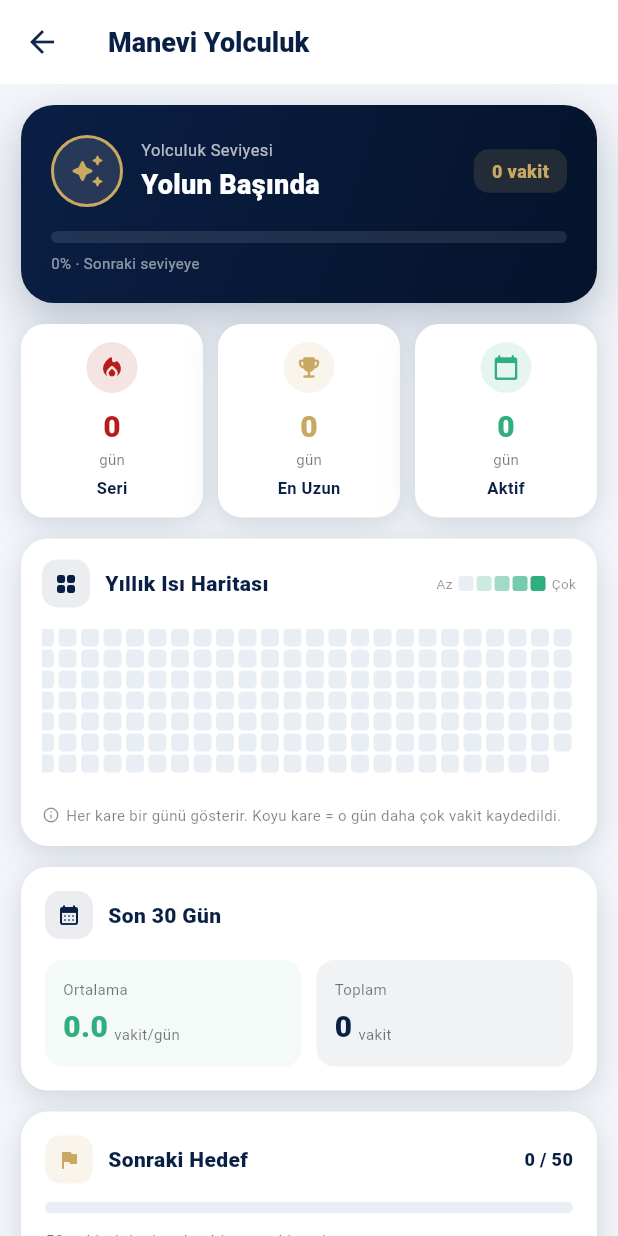
After one commit to oa6302/Ezan-Vakti-Ku-anmak, a Flutter app: the _SettingsHub screen opened directly, after a tap on "Manevi Yolculuk", on a phone screen of 412 x 824 dp. The commit adds this screen. Run offline on Flutter 3.47's test engine with Material 3 defaults, Android fonts, the phone set to English and light mode, and no system bars; our stand-ins replace flutter_compass, flutter_local_notifications, flutter_timezone, geolocator, shared_preferences, speech_to_text and 1 more; missing offline and left inert: adhan_dart; accounts and stored records are empty.

Commit message:
feat(journey): Manevi Yolculuk Haritasi (Ozellik 1)
- prayer_tracker: getLastNDays, getTotalCompleted, getTotalActiveDays,
  getCurrentStreak, getLongestStreak, getMonthHeatmap
- YearHeatmap: GitHub tarzi 365 gunluk isi haritasi (yesil gradient)
- JourneyPage: seviye hero + 3 stat + heatmap + aylik ozet + hedef
- main.dart: Daha Fazla -> Manevi Yolculuk tile
- home_page.dart: QuickGrid Yolculuk case
- Derin golge (AppShadows.deep/medium) tum kartlarda

```diff
--- a/lib/features/home/home_page.dart
+++ b/lib/features/home/home_page.dart
@@ -11,6 +11,7 @@ import 'package:nur_pusulasi/features/qibla/qibla_page.dart';
 import 'package:nur_pusulasi/features/tesbih/tesbih_page.dart';
 import 'package:nur_pusulasi/features/learn/pages/learn_page.dart';
 import 'package:nur_pusulasi/features/quran/pages/quran_page.dart';
+import 'package:nur_pusulasi/features/journey/pages/journey_page.dart';
 
 class HomePage extends StatelessWidget {
   const HomePage({super.key});
@@ -29,6 +30,9 @@ class HomePage extends StatelessWidget {
         break;
       case 'Kütüphane':
         page = const QuranPage();
+        break;
+      case 'Yolculuk':
+        page = const JourneyPage();
         break;
     }
     if (page != null) {
--- /dev/null
+++ b/lib/features/journey/pages/journey_page.dart
@@ -0,0 +1,392 @@
+import 'package:flutter/material.dart';
+import 'package:nur_pusulasi/app/shadows.dart';
+import '../../prayer/data/prayer_tracker.dart';
+import '../widgets/year_heatmap.dart';
+
+const _navy = Color(0xFF0A1F44);
+const _navyDeep = Color(0xFF05132B);
+const _red = Color(0xFFB71C1C);
+const _gold = Color(0xFFC9A961);
+const _green = Color(0xFF2FAE7F);
+
+class JourneyPage extends StatefulWidget {
+  const JourneyPage({super.key});
+  @override
+  State<JourneyPage> createState() => _JourneyPageState();
+}
+
+class _JourneyPageState extends State<JourneyPage> {
+  final _tracker = PrayerTracker();
+  List<int> _daily = [];
+  int _total = 0;
+  int _activeDays = 0;
+  int _streak = 0;
+  int _longest = 0;
+  bool _loading = true;
+
+  @override
+  void initState() {
+    super.initState();
+    _load();
+  }
+
+  Future<void> _load() async {
+    setState(() => _loading = true);
+    final daily = await _tracker.getLastNDays(365);
+    final total = await _tracker.getTotalCompleted();
+    final active = await _tracker.getTotalActiveDays();
+    final streak = await _tracker.getCurrentStreak();
+    final longest = await _tracker.getLongestStreak();
+    if (!mounted) return;
+    setState(() {
+      _daily = daily;
+      _total = total;
+      _activeDays = active;
+      _streak = streak;
+      _longest = longest;
+      _loading = false;
+    });
+  }
+
+  @override
+  Widget build(BuildContext context) {
+    return Scaffold(
+      backgroundColor: const Color(0xFFF3F6FA),
+      appBar: AppBar(
+        title: const Text('Manevi Yolculuk',
+            style: TextStyle(
+                color: _navy, fontSize: 18, fontWeight: FontWeight.w900)),
+      ),
+      body: _loading
+          ? const Center(child: CircularProgressIndicator())
+          : ListView(
+              padding: const EdgeInsets.all(14),
+              children: [
+                _heroCard(),
+                const SizedBox(height: 14),
+                _statsRow(),
+                const SizedBox(height: 14),
+                YearHeatmap(daily: _daily),
+                const SizedBox(height: 14),
+                _monthCard(),
+                const SizedBox(height: 14),
+                _milestoneCard(),
+                const SizedBox(height: 20),
+              ],
+            ),
+    );
+  }
+
+  Widget _heroCard() {
+    final level = _levelName(_total);
+    final progress = _levelProgress(_total);
+    return Container(
+      padding: const EdgeInsets.all(20),
+      decoration: BoxDecoration(
+        gradient: const LinearGradient(
+          colors: [_navy, _navyDeep],
+          begin: Alignment.topLeft,
+          end: Alignment.bottomRight,
+        ),
+        borderRadius: BorderRadius.circular(22),
+        boxShadow: AppShadows.deep(),
+      ),
+      child: Column(
+        crossAxisAlignment: CrossAxisAlignment.start,
+        children: [
+          Row(
+            children: [
+              Container(
+                width: 48, height: 48,
+                decoration: BoxDecoration(
+                  color: Colors.white.withValues(alpha: 0.12),
+                  shape: BoxShape.circle,
+                  border: Border.all(color: _gold, width: 2),
+                ),
+                child: const Icon(Icons.auto_awesome_rounded,
+                    color: _gold, size: 24),
+              ),
+              const SizedBox(width: 12),
+              Expanded(
+                child: Column(
+                  crossAxisAlignment: CrossAxisAlignment.start,
+                  children: [
+                    const Text('Yolculuk Seviyesi',
+                        style: TextStyle(
+                            color: Colors.white70, fontSize: 11)),
+                    const SizedBox(height: 2),
+                    Text(level,
+                        style: const TextStyle(
+                            color: Colors.white,
+                            fontSize: 18,
+                            fontWeight: FontWeight.w900)),
+                  ],
+                ),
+              ),
+              Container(
+                padding: const EdgeInsets.symmetric(
+                    horizontal: 12, vertical: 6),
+                decoration: BoxDecoration(
+                  color: _gold.withValues(alpha: 0.15),
+                  borderRadius: BorderRadius.circular(10),
+                ),
+                child: Text('$_total vakit',
+                    style: const TextStyle(
+                        color: _gold,
+                        fontSize: 12,
+                        fontWeight: FontWeight.w800)),
+              ),
+            ],
+          ),
+          const SizedBox(height: 16),
+          ClipRRect(
+            borderRadius: BorderRadius.circular(6),
+            child: LinearProgressIndicator(
+              value: progress,
+              minHeight: 8,
+              backgroundColor: Colors.white.withValues(alpha: 0.1),
+              valueColor: const AlwaysStoppedAnimation<Color>(_gold),
+            ),
+          ),
+          const SizedBox(height: 6),
+          Text('${(progress * 100).round()}% · Sonraki seviyeye',
+              style: const TextStyle(color: Colors.white54, fontSize: 10)),
+        ],
+      ),
+    );
+  }
+
+  Widget _statsRow() {
+    return Row(
+      children: [
+        Expanded(
+          child: _statBox('Seri', '$_streak', 'gün',
+              Icons.local_fire_department_rounded, _red),
+        ),
+        const SizedBox(width: 10),
+        Expanded(
+          child: _statBox('En Uzun', '$_longest', 'gün',
+              Icons.emoji_events_rounded, _gold),
+        ),
+        const SizedBox(width: 10),
+        Expanded(
+          child: _statBox('Aktif', '$_activeDays', 'gün',
+              Icons.calendar_today_rounded, _green),
+        ),
+      ],
+    );
+  }
+
+  Widget _statBox(String label, String value, String unit,
+      IconData icon, Color color) {
+    return Container(
+      padding: const EdgeInsets.all(12),
+      decoration: BoxDecoration(
+        color: Colors.white,
+        borderRadius: BorderRadius.circular(16),
+        boxShadow: AppShadows.medium(),
+      ),
+      child: Column(
+        children: [
+          Container(
+            padding: const EdgeInsets.all(8),
+            decoration: BoxDecoration(
+              color: color.withValues(alpha: 0.12),
+              shape: BoxShape.circle,
+            ),
+            child: Icon(icon, color: color, size: 18),
+          ),
+          const SizedBox(height: 8),
+          Text(value,
+              style: TextStyle(
+                  color: color,
+                  fontSize: 20,
+                  fontWeight: FontWeight.w900)),
+          Text(unit,
+              style: const TextStyle(color: Colors.black54, fontSize: 10)),
+          const SizedBox(height: 4),
+          Text(label,
+              style: const TextStyle(
+                  color: _navy,
+                  fontSize: 11,
+                  fontWeight: FontWeight.w700)),
+        ],
+      ),
+    );
+  }
+
+  Widget _monthCard() {
+    // Son 30 günün ortalaması
+    final last30 = _daily.length >= 30
+        ? _daily.sublist(_daily.length - 30)
+        : _daily;
+    final totalLast30 = last30.fold(0, (a, b) => a + b);
+    final avg = last30.isEmpty ? 0.0 : totalLast30 / last30.length;
+
+    return Container(
+      padding: const EdgeInsets.all(16),
+      decoration: BoxDecoration(
+        color: Colors.white,
+        borderRadius: BorderRadius.circular(18),
+        boxShadow: AppShadows.medium(),
+      ),
+      child: Column(
+        crossAxisAlignment: CrossAxisAlignment.start,
+        children: [
+          Row(
+            children: [
+              Container(
+                padding: const EdgeInsets.all(8),
+                decoration: BoxDecoration(
+                  color: _navy.withValues(alpha: 0.08),
+                  borderRadius: BorderRadius.circular(10),
+                ),
+                child: const Icon(Icons.calendar_month_rounded,
+                    color: _navy, size: 16),
+              ),
+              const SizedBox(width: 10),
+              const Text('Son 30 Gün',
+                  style: TextStyle(
+                      color: _navy,
+                      fontSize: 14,
+                      fontWeight: FontWeight.w900)),
+            ],
+          ),
+          const SizedBox(height: 14),
+          Row(
+            children: [
+              Expanded(
+                child: _miniStat('Ortalama',
+                    avg.toStringAsFixed(1), 'vakit/gün', _green),
+              ),
+              const SizedBox(width: 10),
+              Expanded(
+                child: _miniStat('Toplam', '$totalLast30',
+                    'vakit', _navy),
+              ),
+            ],
+          ),
+        ],
+      ),
+    );
+  }
+
+  Widget _miniStat(String label, String value, String unit, Color color) {
+    return Container(
+      padding: const EdgeInsets.all(12),
+      decoration: BoxDecoration(
+        color: color.withValues(alpha: 0.06),
+        borderRadius: BorderRadius.circular(12),
+      ),
+      child: Column(
+        crossAxisAlignment: CrossAxisAlignment.start,
+        children: [
+          Text(label,
+              style: const TextStyle(color: Colors.black54, fontSize: 10)),
+          const SizedBox(height: 4),
+          Row(
+            crossAxisAlignment: CrossAxisAlignment.end,
+            children: [
+              Text(value,
+                  style: TextStyle(
+                      color: color,
+                      fontSize: 20,
+                      fontWeight: FontWeight.w900)),
+              const SizedBox(width: 4),
+              Padding(
+                padding: const EdgeInsets.only(bottom: 3),
+                child: Text(unit,
+                    style: const TextStyle(
+                        color: Colors.black54, fontSize: 10)),
+              ),
+            ],
+          ),
+        ],
+      ),
+    );
+  }
+
+  Widget _milestoneCard() {
+    const milestones = [50, 100, 250, 500, 1000, 2500, 5000];
+    final next = milestones.firstWhere((m) => m > _total, orElse: () => 10000);
+    final progress = _total / next;
+
+    return Container(
+      padding: const EdgeInsets.all(16),
+      decoration: BoxDecoration(
+        color: Colors.white,
+        borderRadius: BorderRadius.circular(18),
+        boxShadow: AppShadows.medium(),
+      ),
+      child: Column(
+        crossAxisAlignment: CrossAxisAlignment.start,
+        children: [
+          Row(
+            children: [
+              Container(
+                padding: const EdgeInsets.all(8),
+                decoration: BoxDecoration(
+                  color: _gold.withValues(alpha: 0.12),
+                  borderRadius: BorderRadius.circular(10),
+                ),
+                child: const Icon(Icons.flag_rounded,
+                    color: _gold, size: 16),
+              ),
+              const SizedBox(width: 10),
+              const Text('Sonraki Hedef',
+                  style: TextStyle(
+                      color: _navy,
+                      fontSize: 14,
+                      fontWeight: FontWeight.w900)),
+              const Spacer(),
+              Text('$_total / $next',
+                  style: const TextStyle(
+                      color: _navy,
+                      fontSize: 12,
+                      fontWeight: FontWeight.w800)),
+            ],
+          ),
+          const SizedBox(height: 12),
+          ClipRRect(
+            borderRadius: BorderRadius.circular(4),
+            child: LinearProgressIndicator(
+              value: progress.clamp(0.0, 1.0),
+              minHeight: 8,
+              backgroundColor: const Color(0xFFE9EEF5),
+              valueColor: const AlwaysStoppedAnimation<Color>(_gold),
+            ),
+          ),
+          const SizedBox(height: 10),
+          Text(
+            next - _total > 0
+                ? '${next - _total} vakit daha kaydet, bir sonraki seviyeye geç.'
+                : 'Tebrikler! Sonraki hedefe ulaştın.',
+            style: const TextStyle(
+                color: Colors.black54, fontSize: 11, height: 1.5),
+          ),
+        ],
+      ),
+    );
+  }
+
+  String _levelName(int total) {
+    if (total < 25) return 'Yolun Başında';
+    if (total < 100) return 'Kararlı Yolcu';
+    if (total < 250) return 'İstikrarlı';
+    if (total < 500) return 'Sabırlı';
+    if (total < 1000) return 'İhlâslı';
+    if (total < 2500) return 'Vefalı';
+    if (total < 5000) return 'Nurlu';
+    return 'Altın Yolcu';
+  }
+
+  double _levelProgress(int total) {
+    const levels = [0, 25, 100, 250, 500, 1000, 2500, 5000, 10000];
+    for (var i = 0; i < levels.length - 1; i++) {
+      if (total < levels[i + 1]) {
+        return (total - levels[i]) / (levels[i + 1] - levels[i]);
+      }
+    }
+    return 1.0;
+  }
+}
--- /dev/null
+++ b/lib/features/journey/widgets/year_heatmap.dart
@@ -0,0 +1,210 @@
+import 'package:flutter/material.dart';
+import 'package:nur_pusulasi/app/shadows.dart';
+
+const _navy = Color(0xFF0A1F44);
+const _green = Color(0xFF2FAE7F);
+const _gold = Color(0xFFC9A961);
+
+/// GitHub tarzı 365 günlük ısı haritası.
+/// Sütun = hafta, satır = gün (Pzt..Paz)
+class YearHeatmap extends StatelessWidget {
+  final List<int> daily; // son N gün (eski -> yeni), değer 0..5
+  final int days;
+  final void Function(int daysAgo)? onDayTap;
+
+  const YearHeatmap({
+    super.key,
+    required this.daily,
+    this.days = 365,
+    this.onDayTap,
+  });
+
+  @override
+  Widget build(BuildContext context) {
+    // Veriyi hafta sütunlarına böl
+    final weeks = <List<int?>>[];
+    // Bugünün hafta içi indeksi (Pazartesi=0)
+    final today = DateTime.now();
+    final todayWeekday = (today.weekday - 1) % 7;
+    // Son gün (bugün) bu hafta içinde. Önce son haftayı doldur.
+    final total = daily.length;
+    // Kaç hafta sütunu?
+    final weekCount = ((total + todayWeekday) / 7).ceil();
+
+    // Baştan doldur
+    for (var i = 0; i < total; i++) {
+      final weekIndex = (i + (7 - todayWeekday - 1) % 7) ~/ 7;
+      final dayIndex = (i + (7 - todayWeekday - 1) % 7) % 7;
+      // weeks'i güvenli büyüt
+      while (weeks.length <= weekIndex) {
+        weeks.add(List<int?>.filled(7, null));
+      }
+      weeks[weekIndex][dayIndex] = daily[i];
+    }
+
+    // Boş sütunları da ekle (bugünün haftasına kadar)
+    while (weeks.length < weekCount) {
+      weeks.add(List<int?>.filled(7, null));
+    }
+
+    return Container(
+      padding: const EdgeInsets.all(14),
+      decoration: BoxDecoration(
+        color: Colors.white,
+        borderRadius: BorderRadius.circular(18),
+        boxShadow: AppShadows.medium(),
+      ),
+      child: Column(
+        crossAxisAlignment: CrossAxisAlignment.start,
+        children: [
+          Row(
+            children: [
+              Container(
+                padding: const EdgeInsets.all(8),
+                decoration: BoxDecoration(
+                  color: _navy.withValues(alpha: 0.08),
+                  borderRadius: BorderRadius.circular(10),
+                ),
+                child: const Icon(Icons.grid_view_rounded,
+                    color: _navy, size: 16),
+              ),
+              const SizedBox(width: 10),
+              const Text('Yıllık Isı Haritası',
+                  style: TextStyle(
+                      color: _navy,
+                      fontSize: 14,
+                      fontWeight: FontWeight.w900)),
+              const Spacer(),
+              _legend(),
+            ],
+          ),
+          const SizedBox(height: 14),
+          SingleChildScrollView(
+            scrollDirection: Axis.horizontal,
+            reverse: true,
+            child: Row(
+              crossAxisAlignment: CrossAxisAlignment.start,
+              children: [
+                _weekdayLabels(),
+                const SizedBox(width: 6),
+                for (var w = 0; w < weeks.length; w++) ...[
+                  _weekColumn(weeks[w], w, weeks.length),
+                  const SizedBox(width: 3),
+                ],
+              ],
+            ),
+          ),
+          const SizedBox(height: 12),
+          Row(
+            children: [
+              const Icon(Icons.info_outline_rounded,
+                  color: Colors.black45, size: 12),
+              const SizedBox(width: 4),
+              Expanded(
+                child: Text(
+                  'Her kare bir günü gösterir. Koyu kare = o gün daha çok vakit kaydedildi.',
+                  style: TextStyle(
+                      color: Colors.black.withValues(alpha: 0.5),
+                      fontSize: 10),
+                ),
+              ),
+            ],
+          ),
+        ],
+      ),
+    );
+  }
+
+  Widget _weekdayLabels() {
+    const labels = ['Pt', '', 'Ça', '', 'Cu', '', 'Pz'];
+    return Column(
+      mainAxisAlignment: MainAxisAlignment.start,
+      children: [
+        const SizedBox(height: 0),
+        for (var i = 0; i < 7; i++)
+          SizedBox(
+            height: 15,
+            child: Text(
+              labels[i],
+              style: const TextStyle(fontSize: 9, color: Colors.black45),
+            ),
+          ),
+      ],
+    );
+  }
+
+  Widget _weekColumn(List<int?> week, int weekIndex, int totalWeeks) {
+    return Column(
+      children: [
+        for (var d = 0; d < 7; d++) ...[
+          _dayCell(week[d], d, weekIndex, totalWeeks),
+          const SizedBox(height: 2),
+        ],
+      ],
+    );
+  }
+
+  Widget _dayCell(int? count, int dayIdx, int weekIdx, int totalWeeks) {
+    final daysAgo = (totalWeeks - 1 - weekIdx) * 7 + (6 - dayIdx);
+    final val = count ?? 0;
+
+    Color color;
+    if (count == null) {
+      color = Colors.transparent;
+    } else if (val == 0) {
+      color = const Color(0xFFE9EEF5);
+    } else if (val == 1) {
+      color = _green.withValues(alpha: 0.25);
+    } else if (val == 2) {
+      color = _green.withValues(alpha: 0.45);
+    } else if (val == 3) {
+      color = _green.withValues(alpha: 0.65);
+    } else if (val == 4) {
+      color = _green.withValues(alpha: 0.85);
+    } else {
+      color = _green;
+    }
+
+    return GestureDetector(
+      onTap: count != null && onDayTap != null ? () => onDayTap!(daysAgo) : null,
+      child: Container(
+        width: 12,
+        height: 12,
+        decoration: BoxDecoration(
+          color: color,
+          borderRadius: BorderRadius.circular(3),
+          border: count == 5
+              ? Border.all(color: _gold, width: 1)
+              : null,
+        ),
+      ),
+    );
+  }
+
+  Widget _legend() {
+    return Row(
+      mainAxisSize: MainAxisSize.min,
+      children: [
+        const Text('Az',
+            style: TextStyle(fontSize: 9, color: Colors.black45)),
+        const SizedBox(width: 4),
+        for (final a in [0.0, 0.25, 0.45, 0.65, 1.0]) ...[
+          Container(
+            width: 10,
+            height: 10,
+            decoration: BoxDecoration(
+              color: a == 0
+                  ? const Color(0xFFE9EEF5)
+                  : _green.withValues(alpha: a),
+              borderRadius: BorderRadius.circular(2),
+            ),
+          ),
+          const SizedBox(width: 2),
+        ],
+        const SizedBox(width: 2),
+        const Text('Çok',
+            style: TextStyle(fontSize: 9, color: Colors.black45)),
+      ],
+    );
+  }
+}
--- a/lib/features/prayer/data/prayer_tracker.dart
+++ b/lib/features/prayer/data/prayer_tracker.dart
@@ -117,6 +117,134 @@ class PrayerTracker {
     }
     return summary;
   }
+  /// Son N günün tamamlanan vakit sayısı.
+  /// Index 0 = N-1 gün önce, index N-1 = bugün.
+  Future<List<int>> getLastNDays(int n) async {
+    final all = await _loadAll();
+    final result = <int>[];
+    final today = DateTime.now();
+    for (var i = n - 1; i >= 0; i--) {
+      final d = today.subtract(Duration(days: i));
+      final key = _dateKey(d);
+      var count = 0;
+      for (final v in vakitler) {
+        final r = all['${key}_$v'];
+        if (r != null &&
+            (r.status == PrayerStatus.kilindi ||
+                r.status == PrayerStatus.cemaatle)) {
+          count++;
+        }
+      }
+      result.add(count);
+    }
+    return result;
+  }
+
+  /// Toplam tamamlanan vakit sayısı (tüm geçmiş).
+  Future<int> getTotalCompleted() async {
+    final all = await _loadAll();
+    var count = 0;
+    for (final r in all.values) {
+      if (r.status == PrayerStatus.kilindi || r.status == PrayerStatus.cemaatle) {
+        count++;
+      }
+    }
+    return count;
+  }
+
+  /// Toplam kayıtlı gün sayısı.
+  Future<int> getTotalActiveDays() async {
+    final all = await _loadAll();
+    final days = <String>{};
+    for (final r in all.values) {
+      if (r.status == PrayerStatus.kilindi || r.status == PrayerStatus.cemaatle) {
+        days.add(r.date);
+      }
+    }
+    return days.length;
+  }
+
+  /// Şu anki kesintisiz seri (gün). Bugün dahil.
+  Future<int> getCurrentStreak() async {
+    final all = await _loadAll();
+    var streak = 0;
+    final today = DateTime.now();
+    for (var i = 0; i < 365; i++) {
+      final d = today.subtract(Duration(days: i));
+      final key = _dateKey(d);
+      var hasAny = false;
+      for (final v in vakitler) {
+        final r = all['${key}_$v'];
+        if (r != null &&
+            (r.status == PrayerStatus.kilindi ||
+                r.status == PrayerStatus.cemaatle)) {
+          hasAny = true;
+          break;
+        }
+      }
+      if (hasAny) {
+        streak++;
+      } else {
+        if (i == 0) continue; // Bugün henüz kayıt yoksa seriyi kesme
+        break;
+      }
+    }
+    return streak;
+  }
+
+  /// En uzun kesintisiz seri (tüm geçmiş).
+  Future<int> getLongestStreak() async {
+    final all = await _loadAll();
+    final activeDays = <DateTime>{};
+    for (final r in all.values) {
+      if (r.status == PrayerStatus.kilindi || r.status == PrayerStatus.cemaatle) {
+        final parts = r.date.split('-');
+        if (parts.length == 3) {
+          activeDays.add(DateTime(
+            int.parse(parts[0]),
+            int.parse(parts[1]),
+            int.parse(parts[2]),
+          ));
+        }
+      }
+    }
+    if (activeDays.isEmpty) return 0;
+    final sorted = activeDays.toList()..sort();
+    var longest = 1;
+    var current = 1;
+    for (var i = 1; i < sorted.length; i++) {
+      final diff = sorted[i].difference(sorted[i - 1]).inDays;
+      if (diff == 1) {
+        current++;
+        if (current > longest) longest = current;
+      } else {
+        current = 1;
+      }
+    }
+    return longest;
+  }
+
+  /// Ayın günlerine göre tamamlanan sayılar (1..31).
+  Future<Map<int, int>> getMonthHeatmap(DateTime month) async {
+    final all = await _loadAll();
+    final prefix = month.year.toString() +
+        '-' +
+        month.month.toString().padLeft(2, '0') +
+        '-';
+    final result = <int, int>{};
+    for (final r in all.values) {
+      if (r.date.startsWith(prefix)) {
+        if (r.status == PrayerStatus.kilindi ||
+            r.status == PrayerStatus.cemaatle) {
+          final day = int.tryParse(r.date.substring(8)) ?? 0;
+          result[day] = (result[day] ?? 0) + 1;
+        }
+      }
+    }
+    return result;
+  }
+
+
 
   Future<void> clearAll() async {
     final prefs = await SharedPreferences.getInstance();
--- a/lib/main.dart
+++ b/lib/main.dart
@@ -12,6 +12,7 @@ import 'features/quran/pages/quran_page.dart';
 import 'features/notifications/data/notification_service.dart';
 import 'features/notifications/notification_settings_page.dart';
 import 'features/settings/language_settings_page.dart';
+import 'features/journey/pages/journey_page.dart';
 
 const _navy = Color(0xFF0A1F44);
 const _red = Color(0xFFB71C1C);
@@ -177,6 +178,10 @@ class _SettingsHub extends StatelessWidget {
       body: ListView(
         padding: const EdgeInsets.all(14),
         children: [
+          _tile(context, Icons.auto_awesome_rounded, 'Manevi Yolculuk',
+              'Isı haritası · Seri · Seviye',
+              () => Navigator.push(context,
+                  MaterialPageRoute<void>(builder: (_) => const JourneyPage()))),
           _tile(context, Icons.language_rounded, 'Dil ve Yazı Stili',
               'Türkçe · English · العربية',
               () => Navigator.push(context,
```
Also changed, not shown: 3 other files.
